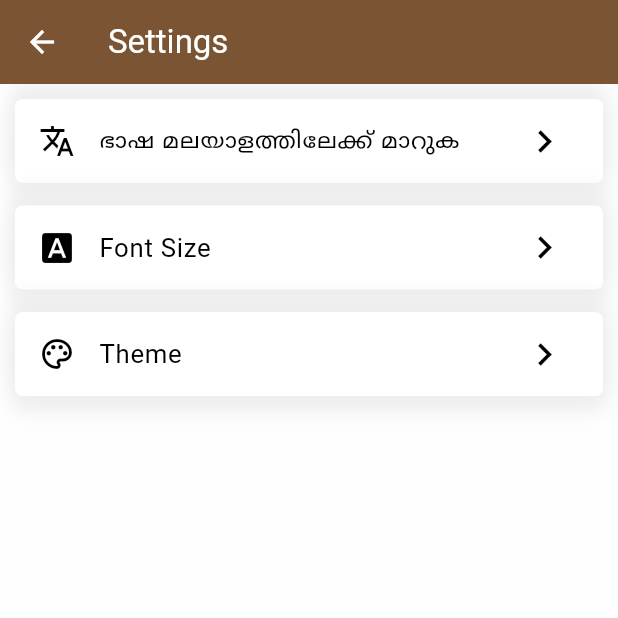
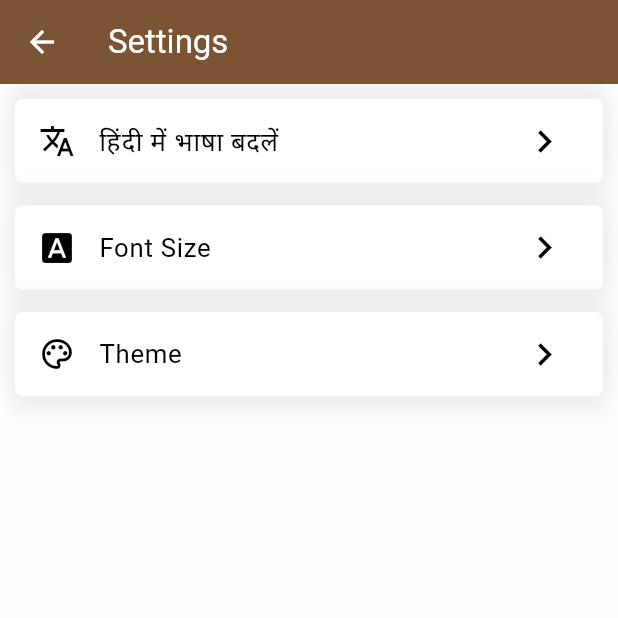
Before and after one commit to EphremAsnake/Bible_app, a Flutter app: the SettingsView screen opened by its route, on a phone screen of 412 x 824 dp, the top half of it. Run offline on Flutter 3.47's test engine with Material 3 defaults, Android fonts, the phone set to English and light mode, and no system bars; our stand-ins replace cached_network_image, connectivity_plus, dio, expandable_page_view, flutter_easyloading, flutter_spinkit and 12 more; missing offline and left inert: dio_http_cache, flutter_inappwebview, flutter_statusbarcolor_ns, store_redirect; accounts and stored records are empty.

Commit message:
hindu language bible

```diff
--- a/lib/app/utils/helpers/app_translation.dart
+++ b/lib/app/utils/helpers/app_translation.dart
@@ -21,7 +21,7 @@ final Map<String, String> en = {
   'all': 'All',
   'every_word': 'Every Word',
   'exactly': 'Exactly',
-  "change_language": "ഭാഷ മലയാളത്തിലേക്ക് മാറുക",
+  "change_language": "हिंदी में भाषा बदलें",
   'no_search_results': "No search result found",
   'info': 'Info',
   'changed_to_amh_1954': "Bible Type Changed To Amharic 1954",
```
